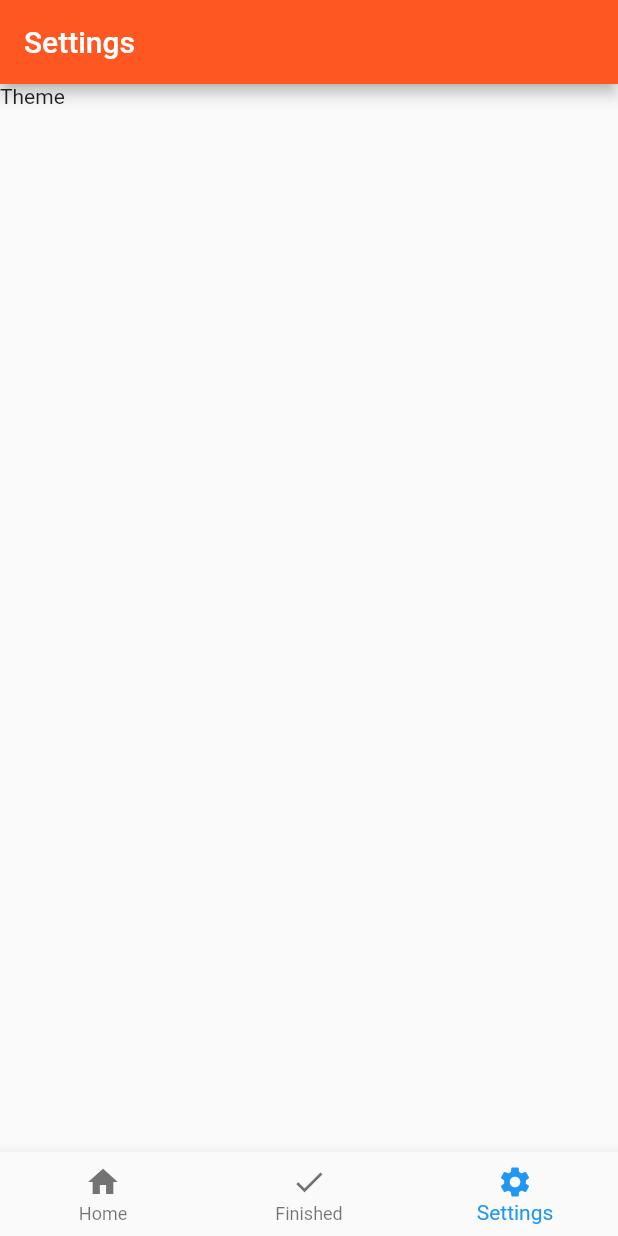
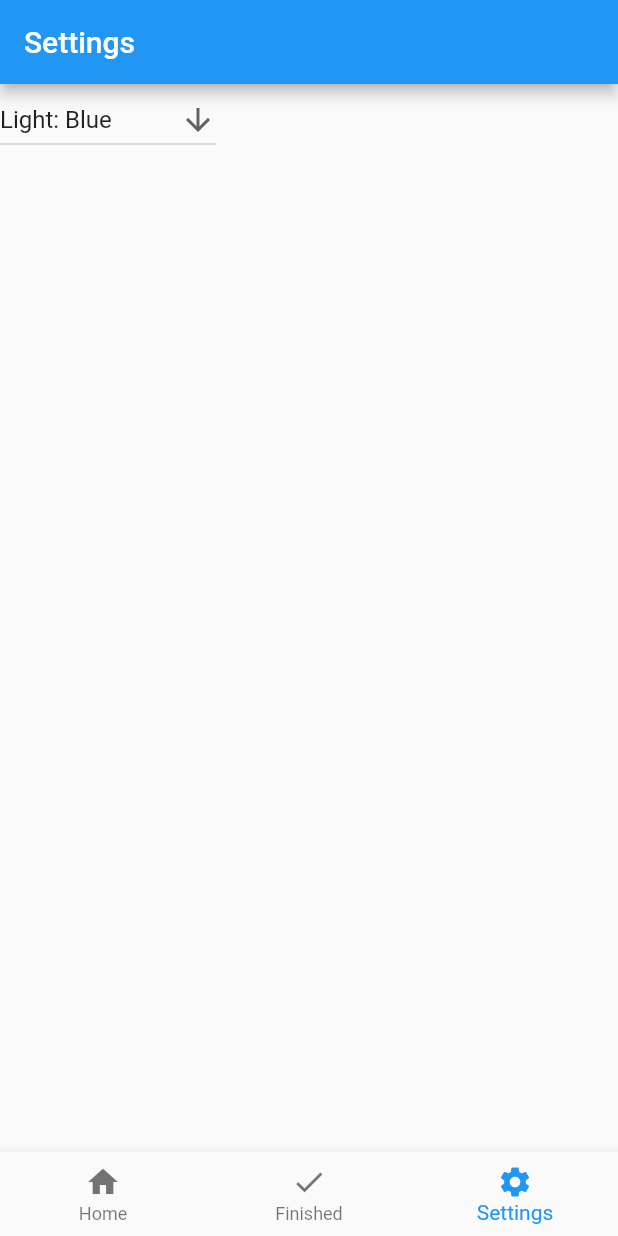
Before and after one commit to JoelGG/todo_list, a Flutter app: the screen it shows after launch, item 3 of the bottom bar chosen, on a phone screen of 412 x 824 dp. Run offline on Flutter 3.47's test engine with Material 2 defaults, Android fonts, the phone set to English and light mode, and no system bars.

Commit message:
Dynamic theming

```diff
--- a/lib/main.dart
+++ b/lib/main.dart
@@ -3,16 +3,36 @@ import 'package:path_provider/path_provider.dart';
 
 void main() => runApp(MyApp());
 
-class MyApp extends StatelessWidget {
-  // This widget is the root of your application.
+class MyApp extends StatefulWidget {
+  MyAppState createState() => MyAppState();
+}
+
+class MyAppState extends State<MyApp> {
+  ThemeData _currentTheme = Themes.blue;
+
   @override
   Widget build(BuildContext context) {
+    HomeScreen _homeScreen = HomeScreen(
+      theme: Themes.blue,
+      onThemeChanged: (String s) {
+        setState(() {
+          switch (s) {
+            case 'Light: Blue' :
+              _currentTheme = Themes.blue;
+              break;
+            case 'Light: Green' :
+              _currentTheme = Themes.green;
+              break;
+            default:
+          }
+        });
+      },
+    );
+
     return MaterialApp(
       title: 'Welcome to flutter',
-      theme: ThemeData(
-        primaryColor: Colors.deepOrange,
-      ),
-      home: HomeScreen(),
+      theme: _currentTheme,
+      home: _homeScreen,
     );
   }
 }
@@ -23,9 +43,10 @@ class HomeScreenState extends State<HomeScreen> {
   Widget page;
   int _pageIndex = 0;
   String _pageTitle;
+  ThemeData currentTheme = Themes.blue;
+  String themeDropdownValue = 'Light: Blue';
 
-  @override
-  Widget build(BuildContext context) {
+  Widget _mainScreen() {
     bool displayFloating = true;
 
     switch (_pageIndex) {
@@ -69,15 +90,23 @@ class HomeScreenState extends State<HomeScreen> {
         break;
       case 2:
         page = Container(
-          child: ListView(
-            children: <Widget>[
-              Row(
-                children: <Widget>[
-                  Text("Theme"),
-                ],
-              ),
-
-            ],
+          child: DropdownButton<String>(
+            value: themeDropdownValue,
+            icon: Icon(Icons.arrow_downward),
+            iconSize: 24,
+            elevation: 16,
+            onChanged: (String newValue) {
+              widget.onThemeChanged(newValue);
+              themeDropdownValue = newValue;
+            },
+            items: <String>['Light: Blue', 'Light: Green', 'Dark: Deep Black']
+              .map<DropdownMenuItem<String>>((String value) {
+                return DropdownMenuItem<String>(
+                  value: value,
+                  child: Text(value),
+                );
+              })
+              .toList(),
           ),
         );
         displayFloating = false;
@@ -110,17 +139,22 @@ class HomeScreenState extends State<HomeScreen> {
         currentIndex: _pageIndex,
       ),
 
-      floatingActionButton: displayFloating ? FloatingActionButton(
+      floatingActionButton: displayFloating ? FloatingActionButton.extended(
         onPressed: () {
           Navigator.push(context, MaterialPageRoute(builder: (context) {
             return _dataEntry(null, null);
           }));
         },
-        child: Icon(Icons.add),
-        backgroundColor: Colors.deepOrange,
+        label: Text("New task"),
+        icon: Icon(Icons.add),
       ) : null,
       body: page,
     );
+  }
+
+  @override
+  Widget build(BuildContext context) {
+    return _mainScreen();
   }
 
   Widget _dataEntry(int replaceAtIndex, Task defualtTask) {
@@ -170,7 +204,10 @@ class HomeScreenState extends State<HomeScreen> {
                     firstDate: DateTime(2000),
                     lastDate: DateTime(2100),
                   );
-                  dateController.text = chosenDate.year.toString() + "/" + chosenDate.month.toString() + "/" + chosenDate.day.toString();
+                  if (chosenDate != null) {
+                    dateController.text = chosenDate.year.toString() + "/" + chosenDate.month.toString() + "/" + chosenDate.day.toString();
+                  }
+
 
                 },
                 child: IgnorePointer(
@@ -196,8 +233,9 @@ class HomeScreenState extends State<HomeScreen> {
                     context: context,
                     initialTime: TimeOfDay(hour: defualtTask.date.hour, minute: defualtTask.date.minute),
                   );
-                  timeController.text = chosenTime.hour.toString() + ":" + (chosenTime.minute.toString().length < 2 ? "0" + chosenTime.minute.toString() : chosenTime.minute.toString());
-
+                  if (chosenTime != null) {
+                    timeController.text = chosenTime.hour.toString() + ":" + (chosenTime.minute.toString().length < 2 ? "0" + chosenTime.minute.toString() : chosenTime.minute.toString());
+                  }
                 },
                 child: IgnorePointer(
                   child: new TextFormField(
@@ -310,6 +348,11 @@ class HomeScreenState extends State<HomeScreen> {
 }
 
 class HomeScreen extends StatefulWidget {
+  ThemeData theme;
+  Function onThemeChanged;
+
+  HomeScreen({this.theme, this.onThemeChanged});
+
   @override
   HomeScreenState createState() => HomeScreenState();
 }
@@ -329,6 +372,38 @@ class Category {
   Category({this.icon, this.name});
 }
 
+class Themes {
+  static ThemeData green = ThemeData(
+    primaryColor: Colors.green,
+    accentColor: Colors.lightGreen,
+    backgroundColor: Colors.white,
+
+    floatingActionButtonTheme: FloatingActionButtonThemeData(
+      splashColor: Colors.lightGreen,
+      backgroundColor: Colors.green,
+      foregroundColor: Colors.white,
+    ),
+
+    dialogTheme: DialogTheme(
+      titleTextStyle: TextStyle(color: Colors.green),
+    ),
+
+  );
+
+  static ThemeData blue = ThemeData(
+    primaryColor: Colors.blue,
+    accentColor: Colors.blueAccent,
+    backgroundColor: Colors.white,
+
+    floatingActionButtonTheme: FloatingActionButtonThemeData(
+      splashColor: Colors.blueAccent,
+      backgroundColor: Colors.blue,
+      foregroundColor: Colors.white,
+    ),
+
+  );
+}
+
 String addZeros(String toFormat, int intendedLength) {
   intendedLength = intendedLength.abs();
 
```
Also changed, not shown: pubspec.lock, 1 other file.
